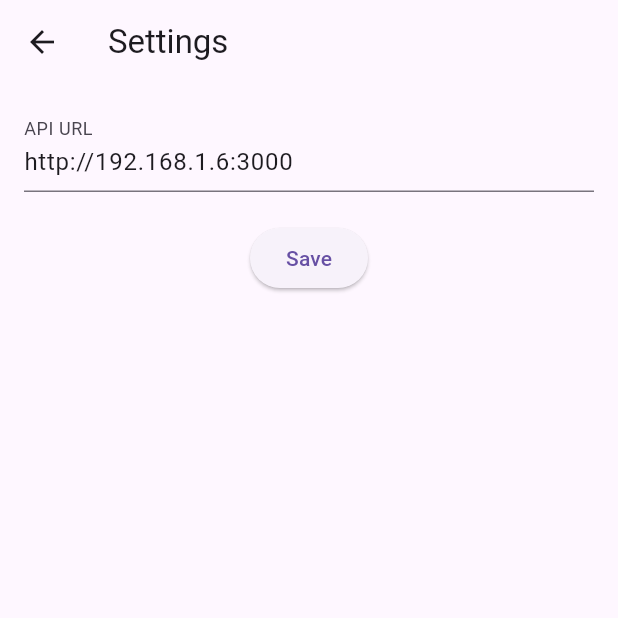
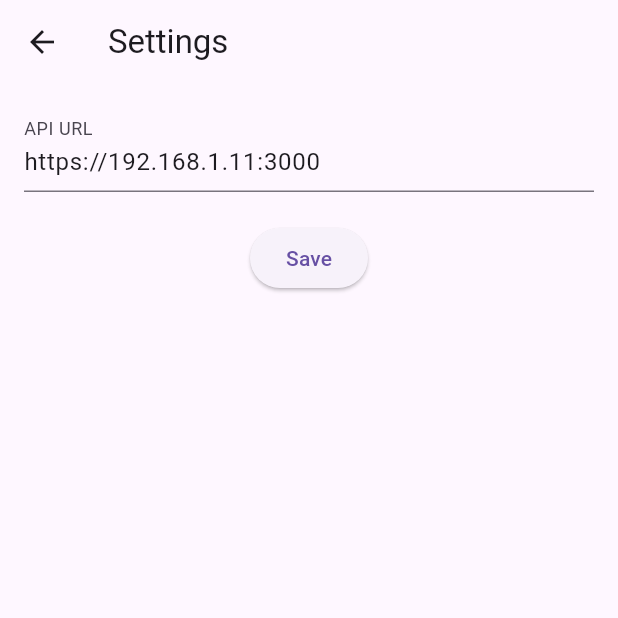
Before and after one commit to geek957/billing-flutter-app, a Flutter app: the SettingsScreen screen opened by its route, on a phone screen of 412 x 824 dp, the top half of it. Run offline on Flutter 3.47's test engine with Material 3 defaults, Android fonts, the phone set to English and light mode, and no system bars; our stand-ins replace camera, image_picker.

```diff
--- a/lib/config.dart
+++ b/lib/config.dart
@@ -1,4 +1,4 @@
 // config.dart
 class Config {
-  static String apiUrl = 'http://192.168.1.6:3000';
+  static String apiUrl = 'https://192.168.1.11:3000';
 }
```
Also changed, not shown: 1 other file.
